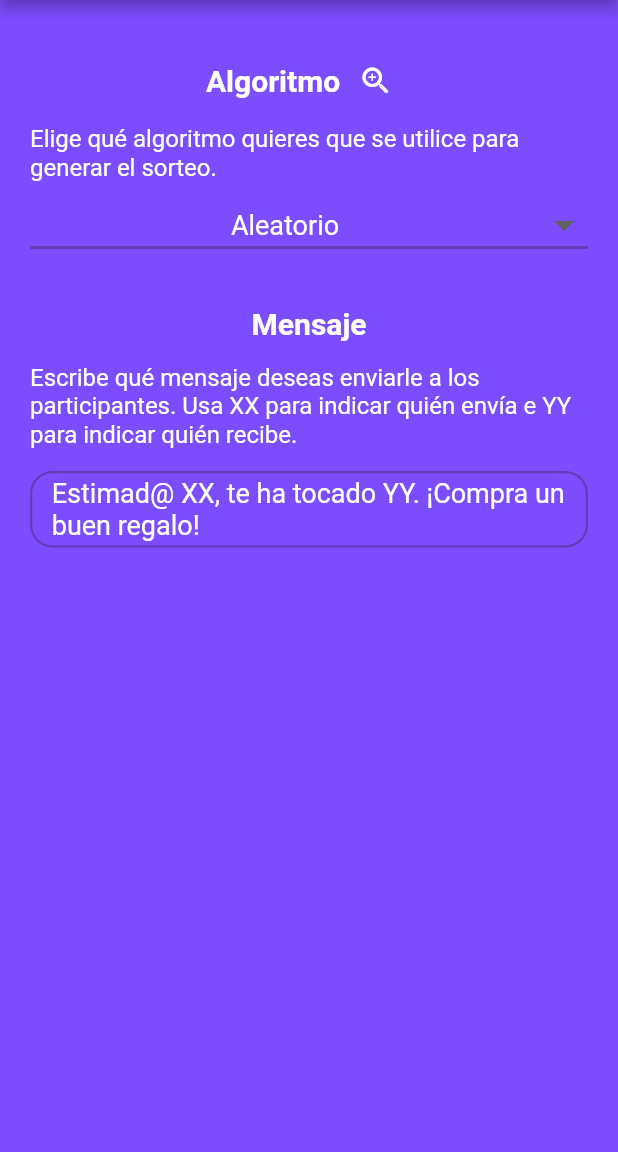
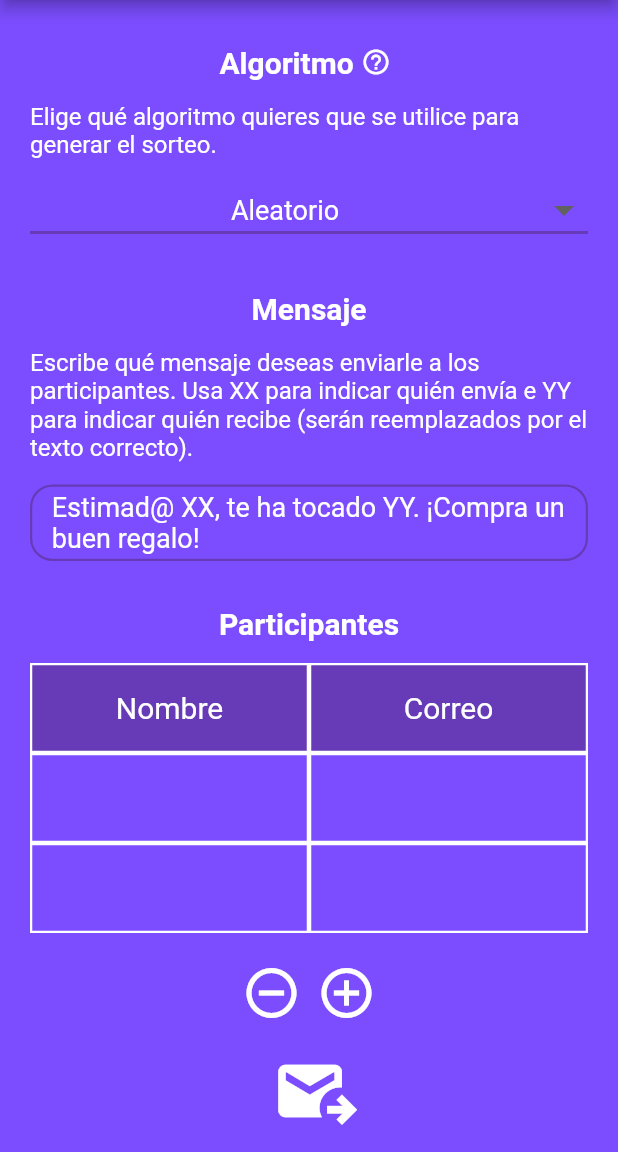
Before and after one commit to DiegoEmilio01/SecretSantaApp, a Flutter app: the screen it shows after launch, on a phone screen of 412 x 824 dp, the part 84-1236 px from its top. Run offline on Flutter 3.47's test engine with Material 2 defaults, Android fonts, the phone set to English and light mode, and no system bars.

Commit message:
Frontend DONE

```diff
--- a/secret_santa_app/lib/main.dart
+++ b/secret_santa_app/lib/main.dart
@@ -3,6 +3,8 @@ import 'package:provider/provider.dart';
 import 'package:secret_santa_app/models/api_model.dart';
 import 'package:secret_santa_app/pages/algorithms.dart';
 import 'package:secret_santa_app/styles/inputs.dart';
+import 'package:secret_santa_app/styles/tables.dart';
+import 'package:secret_santa_app/styles/buttons.dart';
 
 void main() {
   runApp(
@@ -22,22 +24,22 @@ class MyApp extends StatelessWidget {
     return MaterialApp(
       title: 'SECRET SANTA APP',
       theme: ThemeData(primarySwatch: Colors.deepPurple),
-      home: const MyHomePage(title: 'SECRET SANTA APP'),
+      home: const HomePage(title: 'SECRET SANTA APP'),
     );
   }
 }
 
-class MyHomePage extends StatefulWidget {
-  const MyHomePage({Key? key, required this.title}) : super(key: key);
+class HomePage extends StatefulWidget {
+  const HomePage({Key? key, required this.title}) : super(key: key);
   final String title;
-
   @override
-  State<MyHomePage> createState() => _MyHomePageState();
+  State<HomePage> createState() => _HomePageState();
 }
 
-class _MyHomePageState extends State<MyHomePage> {
+class _HomePageState extends State<HomePage> {
 
   String algorithmDropdownValue = "random";
+
   @override
   Widget build(BuildContext context) {
     return Scaffold(
@@ -54,7 +56,7 @@ class _MyHomePageState extends State<MyHomePage> {
               AlgorithmDropdown(
                 info: () => Navigator.push(context, MaterialPageRoute(builder: (_) => const Algorithms())),
                 dropdownValue: algorithmDropdownValue,
-                list: const [["random", "Aleatorio"], ["circle", "Circular"]],
+                list: const [["random", "Aleatorio"], ["one_circle", "Circular"]],
                 onChanged: (String? newValue) => setState(() {
                   algorithmDropdownValue = newValue!;
                   Provider.of<ApiModel>(context, listen: false).updateAlgorithm(newValue);
@@ -63,6 +65,51 @@ class _MyHomePageState extends State<MyHomePage> {
               MessageInput(
                 onChanged: (newValue) => {Provider.of<ApiModel>(context, listen: false).updateMessage(newValue)},
               ),
+              const SizedBox(height: 15),
+              const Text("Participantes", style: TextStyle(fontSize: 20, color: Colors.white, fontWeight: FontWeight.bold)),
+              Padding(
+                padding: const EdgeInsets.fromLTRB(20, 15, 20, 15),
+                child: Container(
+                  alignment: Alignment.centerRight,
+                  child: Column(children: <Widget>[
+                    const Header(),
+                    ListView.builder(
+                      physics: const NeverScrollableScrollPhysics(),
+                      itemCount: Provider.of<ApiModel>(context, listen: false).users.length,
+                      shrinkWrap: true,
+                      primary: false,
+                      itemBuilder: (context, index) => Row(children: [
+                        InputText(
+                          text: Provider.of<ApiModel>(context, listen: false).users[index][0],
+                          onChanged: (enteredUsername){
+                            Provider.of<ApiModel>(context, listen: false).updateUsername(index, enteredUsername);
+                          },
+                        ),
+                        InputText(
+                          text: Provider.of<ApiModel>(context, listen: false).users[index][1],
+                          onChanged: (enteredEmail){
+                            Provider.of<ApiModel>(context, listen: false).updateEmail(index, enteredEmail);
+                          },
+                        ),
+                      ],),
+                    ),
+                ],),),
+              ),
+              Buttons(
+                addFunction: (){
+                  Provider.of<ApiModel>(context, listen: false).addUser();
+                  setState(() {});
+                },
+                removeFunction: (){
+                  Provider.of<ApiModel>(context, listen: false).deleteUser();
+                  setState(() {});
+                },
+              ),
+              SendButton(
+                onClick: (){
+                  setState(() {});
+                },
+              ),
             ],
           ),
         ),
--- a/secret_santa_app/lib/models/api_model.dart
+++ b/secret_santa_app/lib/models/api_model.dart
@@ -3,15 +3,30 @@ import 'package:flutter/material.dart';
 
 class ApiModel extends ChangeNotifier{
   String algorithm = "random";
-  String message = "Estimad@ XX, te ha tocado YY. ¡Compra un buen regalo!";
+  String message = "";
+  List<List<String>> users = [["", ""], ["", ""]];
 
   void updateAlgorithm(newAlgorithm) {
     algorithm = newAlgorithm;
-    print(algorithm);
   }
 
   void updateMessage(newMessage) {
     message = newMessage;
-    print(message);
+  }
+
+  void updateUsername(id, username) {
+    users[id][0] = username;
+  }
+
+  void updateEmail(id, email) {
+    users[id][1] = email;
+  }
+
+  void addUser() {
+    if (users.length < 25) users.add(["", ""]);
+  }
+
+  void deleteUser() {
+    if (users.length > 2) users.removeLast();
   }
 }
--- /dev/null
+++ b/secret_santa_app/lib/styles/buttons.dart
@@ -0,0 +1,48 @@
+import 'package:flutter/material.dart';
+
+class Buttons extends StatelessWidget {
+  const Buttons({Key? key, required this.addFunction, required this.removeFunction}) : super(key: key);
+  final void Function()? addFunction;
+  final void Function()? removeFunction;
+  @override
+  Widget build(BuildContext context) {
+    return Padding(padding: const EdgeInsets.fromLTRB(20, 5, 20, 15),
+      child: Row(mainAxisAlignment: MainAxisAlignment.center, children: [
+        IconButton(
+          padding: const EdgeInsets.symmetric(vertical: 0.0, horizontal: 5.0),
+          constraints: const BoxConstraints(),
+          iconSize: 40.0,
+          icon: const Icon(Icons.remove_circle_outline, color: Colors.white),
+          onPressed: removeFunction,
+        ),
+        IconButton(
+          padding: const EdgeInsets.symmetric(vertical: 0.0, horizontal: 5.0),
+          constraints: const BoxConstraints(),
+          iconSize: 40.0,
+          icon: const Icon(Icons.add_circle_outline, color: Colors.white),
+          onPressed: addFunction,
+        ),
+      ],),
+    );
+  }
+}
+
+class SendButton extends StatelessWidget {
+  const SendButton({Key? key, required this.onClick}) : super(key: key);
+  final void Function()? onClick;
+  @override
+  Widget build(BuildContext context) {
+    return Padding(padding: const EdgeInsets.fromLTRB(20, 0, 20, 25),
+      child: Row(mainAxisAlignment: MainAxisAlignment.center, children: [
+        const SizedBox(width: 9),
+        IconButton(
+          padding: const EdgeInsets.symmetric(vertical: 0.0, horizontal: 5.0),
+          constraints: const BoxConstraints(),
+          iconSize: 60.0,
+          icon: const Icon(Icons.outgoing_mail , color: Colors.white),
+          onPressed: onClick,
+        ),
+      ],),
+    );
+  }
+}
--- a/secret_santa_app/lib/styles/inputs.dart
+++ b/secret_santa_app/lib/styles/inputs.dart
@@ -13,15 +13,19 @@ class AlgorithmDropdown extends StatelessWidget {
       padding: const EdgeInsets.fromLTRB(20, 30, 20, 15),
       child: Column(children: <Widget>[
         Row(mainAxisAlignment: MainAxisAlignment.center, children: <Widget>[
+          //const SizedBox(width: 30.0),
           const Text("Algoritmo", style: TextStyle(fontSize: 20, color: Colors.white, fontWeight: FontWeight.bold)),
           IconButton(
-            icon: const Icon(Icons.zoom_in_rounded, color: Colors.white),
+            padding: const EdgeInsets.symmetric(vertical: 0.0, horizontal: 5.0),
+            constraints: const BoxConstraints(),
+            iconSize: 20.0,
+            icon: const Icon(Icons.help_outline, color: Colors.white),
             onPressed: info,
           ),
         ]),
-        const SizedBox(height: 5),
+        const SizedBox(height: 15),
         const Text("Elige qué algoritmo quieres que se utilice para generar el sorteo.", style: TextStyle(fontSize: 16, color: Colors.white)),
-        const SizedBox(height: 5),
+        const SizedBox(height: 10),
         DropdownButton<String>(
           value: dropdownValue,
           iconSize: 32,
@@ -53,7 +57,7 @@ class MessageInput extends StatelessWidget {
       child: Column(children: <Widget>[
         const Text("Mensaje", style: TextStyle(fontSize: 20, color: Colors.white, fontWeight: FontWeight.bold)),
         const SizedBox(height: 15),
-        const Text("Escribe qué mensaje deseas enviarle a los participantes. Usa XX para indicar quién envía e YY para indicar quién recibe.", style: TextStyle(fontSize: 16, color: Colors.white)),
+        const Text("Escribe qué mensaje deseas enviarle a los participantes. Usa XX para indicar quién envía e YY para indicar quién recibe (serán reemplazados por el texto correcto).", style: TextStyle(fontSize: 16, color: Colors.white)),
         const SizedBox(height: 15),
         Container(
           padding: const EdgeInsets.fromLTRB(10, 0, 10, 0),
@@ -81,3 +85,31 @@ class MessageInput extends StatelessWidget {
     ]));
   }
 }
+
+class InputText extends StatelessWidget {
+  const InputText({Key? key, this.text="", required this.onChanged}) : super(key: key);
+  final String text;
+  final Function(String) onChanged;
+  @override
+  Widget build(BuildContext context) {
+    return Expanded(child: Container(
+      alignment: Alignment.center,
+      height: 60.0,
+      margin: const EdgeInsets.all(0),
+      decoration: BoxDecoration(
+        color: Colors.deepPurpleAccent,
+        border: Border.all(color: Colors.white, width: 1.5)
+      ),
+      child: TextField(
+        controller: TextEditingController(text: text),
+        style: const TextStyle(color: Colors.white, fontSize: 18),
+        decoration: const InputDecoration(
+          contentPadding: EdgeInsets.all(8),
+          filled: false,
+          border: InputBorder.none,
+        ),
+        onChanged: onChanged,
+      ),
+    ));
+  }
+}
--- /dev/null
+++ b/secret_santa_app/lib/styles/tables.dart
@@ -0,0 +1,30 @@
+import 'package:flutter/material.dart';
+
+class Header extends StatelessWidget {
+  const Header({Key? key}) : super(key: key);
+  @override
+  Widget build(BuildContext context) {
+    return Row(children: [
+      Expanded(child: Container(
+        alignment: Alignment.center,
+        height: 60.0,
+        margin: const EdgeInsets.all(0),
+        decoration: BoxDecoration(
+          color: Colors.deepPurple,
+          border: Border.all(color: Colors.white, width: 1.5)
+        ),
+        child: const Text("Nombre", style: TextStyle(color: Colors.white, fontSize: 20)),
+      ),),
+      Expanded(child: Container(
+        alignment: Alignment.center,
+        height: 60.0,
+        margin: const EdgeInsets.all(0),
+        decoration: BoxDecoration(
+          color: Colors.deepPurple,
+          border: Border.all(color: Colors.white, width: 1.5)
+        ),
+        child: const Text("Correo", style: TextStyle(color: Colors.white, fontSize: 20)),
+      ),),
+    ],);
+  }
+}
```
